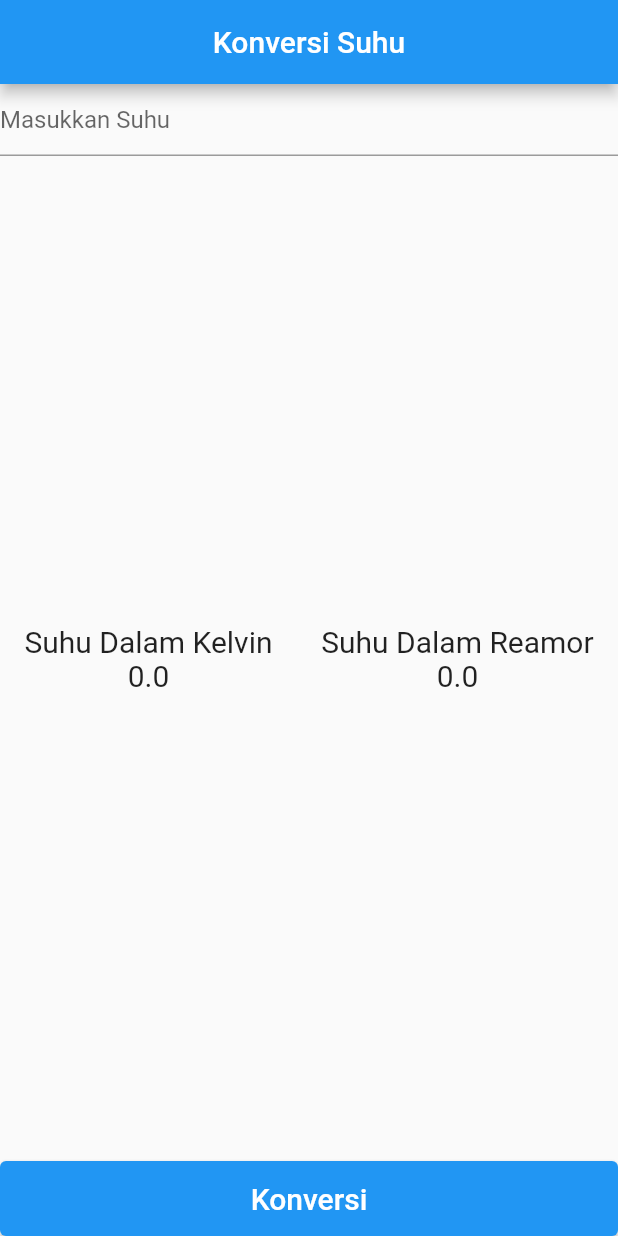
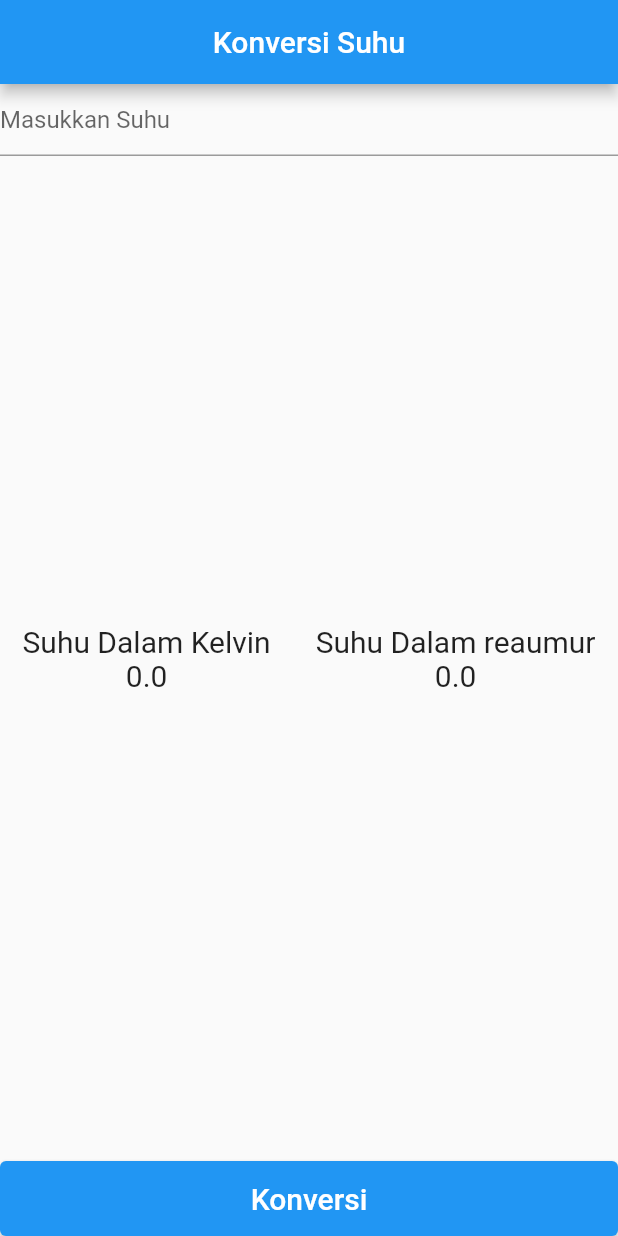
Before and after one commit to 16Komang/konversi_suhu_flutter, a Flutter app: the screen it shows after launch, on a phone screen of 412 x 824 dp. Run offline on Flutter 3.47's test engine with Material 2 defaults, Android fonts, the phone set to English and light mode, and no system bars.

Commit message:
konversi_suhu_flutter

```diff
--- a/lib/main.dart
+++ b/lib/main.dart
@@ -14,13 +14,13 @@ class MyApp extends StatefulWidget {
 
 class _MyAppState extends State<MyApp> {
   TextEditingController text1 = TextEditingController();
-  double kelvin = 0, reamor = 0, input = 0;
+  double kelvin = 0, reaumur = 0, input = 0;
 
   konversi() {
     setState(() {
       input = double.parse(text1.text);
       kelvin = input + 273;
-      reamor = input * 4 / 5;
+      reaumur = input * 4 / 5;
     });
   }
 
@@ -36,7 +36,7 @@ class _MyAppState extends State<MyApp> {
             mainAxisAlignment: MainAxisAlignment.spaceBetween,
             children: [
               inputSuhu(text1: text1),
-              Hasil(kelvin: kelvin, reamor: reamor),
+              Hasil(kelvin: kelvin, reaumur: reaumur),
               konvertButton(text1: text1, konversi: konversi)
             ],
           ),
@@ -99,11 +99,11 @@ class Hasil extends StatelessWidget {
   const Hasil({
     Key? key,
     required this.kelvin,
-    required this.reamor,
+    required this.reaumur,
   }) : super(key: key);
 
   final double kelvin;
-  final double reamor;
+  final double reaumur;
 
   @override
   Widget build(BuildContext context) {
@@ -125,11 +125,11 @@ class Hasil extends StatelessWidget {
         Column(
           children: [
             Text(
-              "Suhu Dalam Reamor",
+              "Suhu Dalam reaumur",
               style: TextStyle(fontSize: 20),
             ),
             Text(
-              "$reamor",
+              "$reaumur",
               style: TextStyle(fontSize: 20),
             ),
           ],
```
Also changed, not shown: images/gambar1.jpg, images/gambar2.jpg, images/gambar3.jpg, images/gambar4.jpg, images/gambar5.jpg (added).
